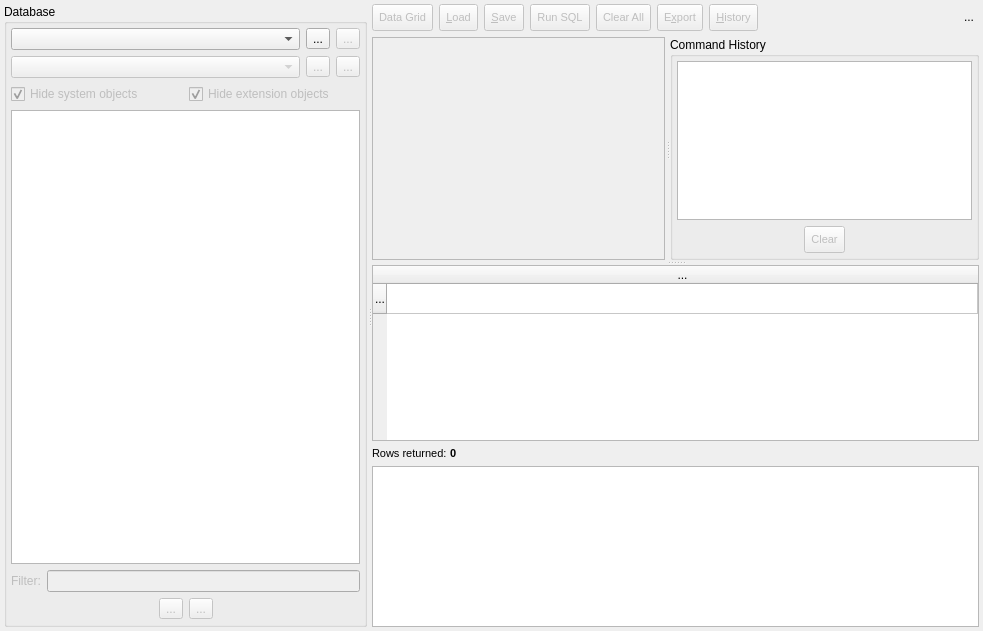
The window that libpgmodeler_ui/ui/sqltoolwidget.ui (pgmodeler/pgmodeler) describes before a commit, drawn with Qt 5.
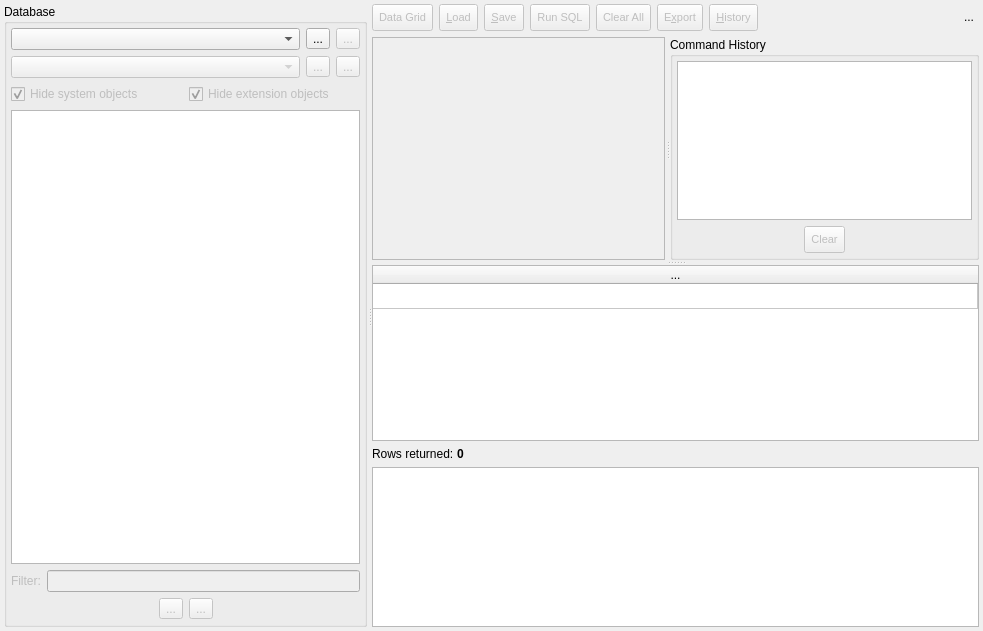
The same window after the commit. Icons and pictures are not drawn.

What changed in the file:
```diff
--- a/libpgmodeler_ui/ui/sqltoolwidget.ui
+++ b/libpgmodeler_ui/ui/sqltoolwidget.ui
@@ -1003,16 +1003,16 @@
               <bool>true</bool>
              </attribute>
              <attribute name="verticalHeaderVisible">
-              <bool>true</bool>
+              <bool>false</bool>
              </attribute>
              <attribute name="verticalHeaderCascadingSectionResizes">
               <bool>false</bool>
              </attribute>
              <attribute name="verticalHeaderDefaultSectionSize">
-              <number>20</number>
+              <number>25</number>
              </attribute>
              <attribute name="verticalHeaderMinimumSectionSize">
-              <number>30</number>
+              <number>25</number>
              </attribute>
              <attribute name="verticalHeaderStretchLastSection">
               <bool>false</bool>
@@ -1033,7 +1033,6 @@
             <widget class="QLabel" name="row_cnt_lbl">
              <property name="font">
               <font>
-               <pointsize>8</pointsize>
                <weight>75</weight>
                <bold>true</bold>
               </font>
@@ -1051,11 +1050,6 @@
                <verstretch>0</verstretch>
               </sizepolicy>
              </property>
-             <property name="font">
-              <font>
-               <pointsize>8</pointsize>
-              </font>
-             </property>
              <property name="text">
               <string>Rows returned: </string>
              </property>
```
Left out of the diff: 2 changed lines with no effect on the pictures.
